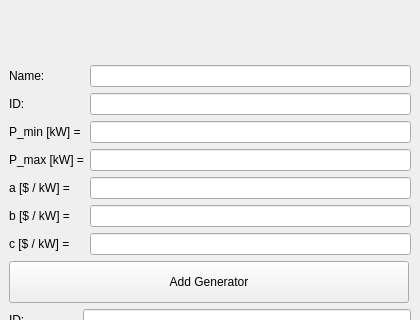
Above: ui/generators.ui from PlaviAjvar/Economic-Dispatching before the change; both pictures show x 0 to 420 and y 250 to 570 of the 420 by 702 pixel window. Below: the same form after it.
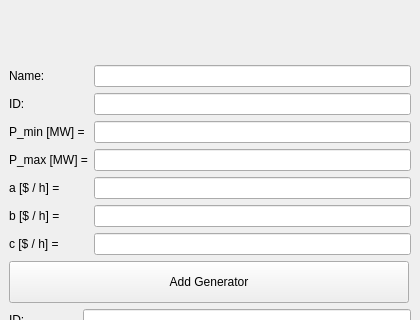
That is the form after the change. Icons and pictures are not drawn.

```diff
--- a/ui/generators.ui
+++ b/ui/generators.ui
@@ -74,7 +74,7 @@
       <item row="3" column="0">
        <widget class="QLabel" name="pminLabel">
         <property name="text">
-         <string>P_min [kW] =</string>
+         <string>P_min [MW] =</string>
         </property>
        </widget>
       </item>
@@ -84,7 +84,7 @@
       <item row="4" column="0">
        <widget class="QLabel" name="pmaxLabel">
         <property name="text">
-         <string>P_max [kW] =</string>
+         <string>P_max [MW] =</string>
         </property>
        </widget>
       </item>
@@ -94,7 +94,7 @@
       <item row="5" column="0">
        <widget class="QLabel" name="aLabel">
         <property name="text">
-         <string>a [$ / kW] =</string>
+         <string>a [$ / h] =</string>
         </property>
        </widget>
       </item>
@@ -104,7 +104,7 @@
       <item row="6" column="0">
        <widget class="QLabel" name="bLabel">
         <property name="text">
-         <string>b [$ / kW] =</string>
+         <string>b [$ / h] =</string>
         </property>
        </widget>
       </item>
@@ -114,7 +114,7 @@
       <item row="7" column="0">
        <widget class="QLabel" name="cLabel">
         <property name="text">
-         <string>c [$ / kW] =</string>
+         <string>c [$ / h] =</string>
         </property>
        </widget>
       </item>
```
